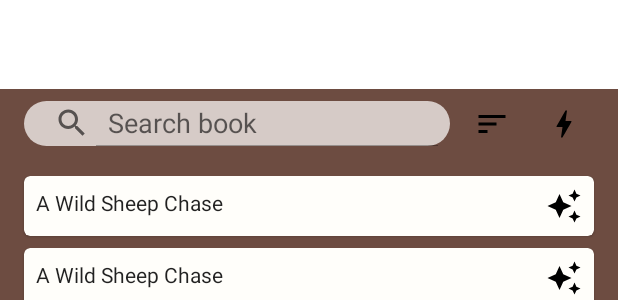
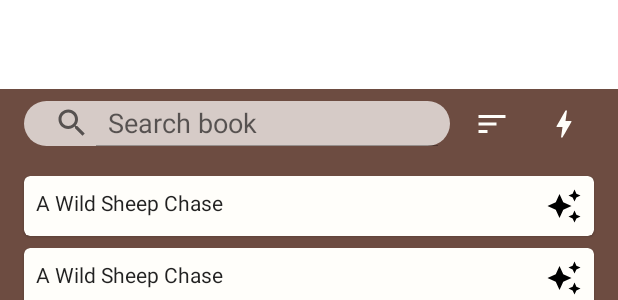
Before and after one commit to diolkaee/Alexandria, an Android app: the layout fragment_shelf.xml on its own in the app's theme, with its tools: preview values and no code run, on a phone screen of 412 x 824 dp. Shown: the part 361-661 px from the top of the screen. Run offline under Robolectric (Android 15) with nearby library versions, the phone set to English and light mode, and no system bars.

Commit message:
refac(Shelf): Change action buttons icon tint

```diff
--- a/app/src/main/res/layout/fragment_shelf.xml
+++ b/app/src/main/res/layout/fragment_shelf.xml
@@ -82,7 +82,7 @@
                 android:contentDescription="@string/shelf__sort__content_description"
                 android:onClick="@{onSortBooks}"
                 app:icon="@drawable/ic_sort"
-                app:iconTint="@color/black" />
+                app:iconTint="?colorSecondaryVariant" />
 
             <com.google.android.material.button.MaterialButton
                 android:layout_width="48dp"
@@ -91,7 +91,7 @@
                 android:contentDescription="Change layout"
                 android:onClick="@{onChangeLayout}"
                 app:icon="@drawable/ic_bolt"
-                app:iconTint="@color/black" />
+                app:iconTint="?colorSecondaryVariant" />
         </LinearLayout>
 
         <androidx.recyclerview.widget.RecyclerView
```
